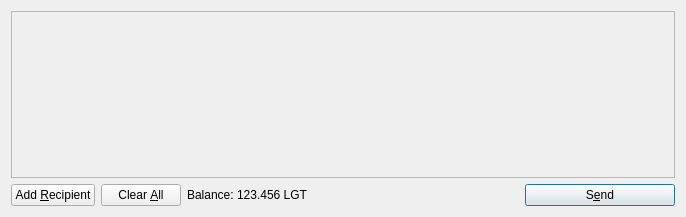
totallylegitbiz/totallylegitcoin, file src/qt/forms/sendcoinsdialog.ui: the form before one commit.
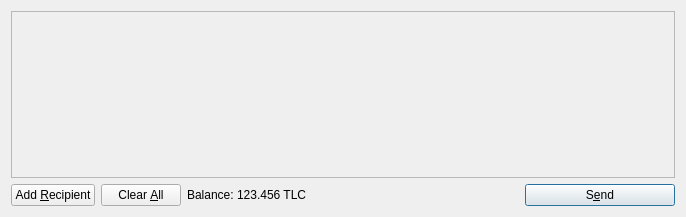
The form after the commit. Icons and pictures are not drawn.

```diff
--- a/src/qt/forms/sendcoinsdialog.ui
+++ b/src/qt/forms/sendcoinsdialog.ui
@@ -119,7 +119,7 @@
           <cursorShape>IBeamCursor</cursorShape>
          </property>
          <property name="text">
-          <string>123.456 LGT</string>
+          <string>123.456 TLC</string>
          </property>
          <property name="textInteractionFlags">
           <set>Qt::LinksAccessibleByMouse|Qt::TextSelectableByKeyboard|Qt::TextSelectableByMouse</set>
```
